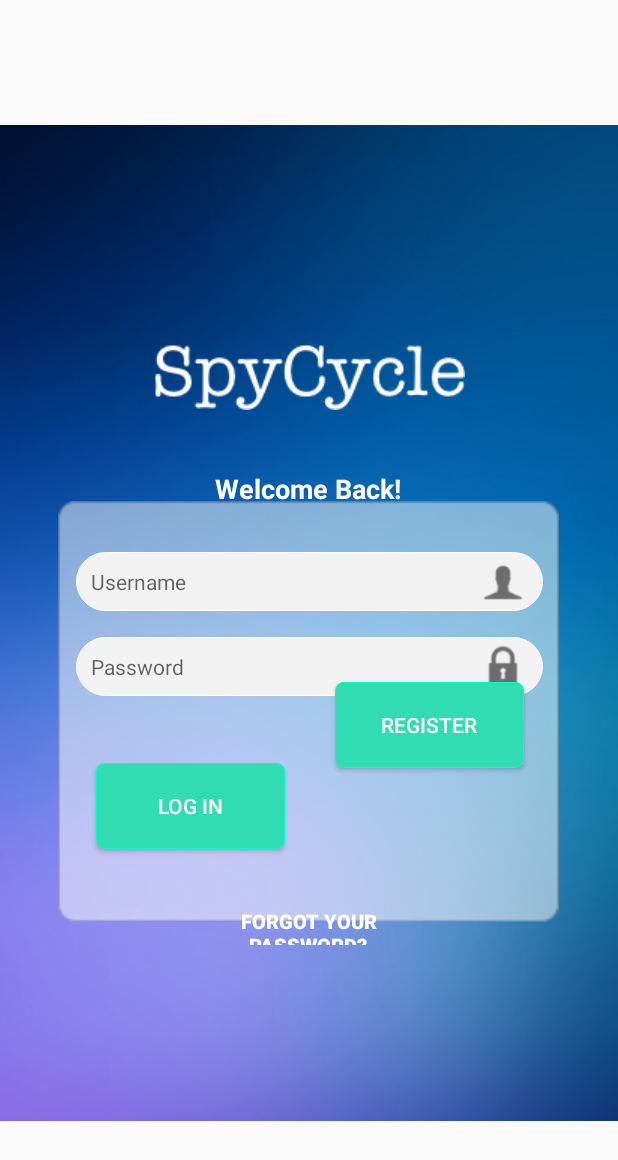
After one commit to rahulberry/GoogleMapsTEST1, an Android app: the login screen opened directly, with no data from a screen before it, on a phone screen of 412 x 824 dp. The commit adds this screen. Shown: the top 1160 px of the screen. Run offline under Robolectric (Android 15) with nearby library versions, the phone set to English and light mode, and no system bars.

Commit message:
Login Added
Test login screen has been added.
Button functionality has been added.

```diff
--- a/app/build.gradle
+++ b/app/build.gradle
@@ -22,6 +22,7 @@ dependencies {
     implementation fileTree(dir: 'libs', include: ['*.jar'])
     implementation 'com.android.support:appcompat-v7:26.1.0'
     implementation 'com.google.android.gms:play-services-maps:11.8.0'
+    implementation 'com.android.support.constraint:constraint-layout:1.0.2'
     testImplementation 'junit:junit:4.12'
     androidTestImplementation 'com.android.support.test:runner:1.0.1'
     androidTestImplementation 'com.android.support.test.espresso:espresso-core:3.0.1'
--- /dev/null
+++ b/app/src/main/java/com/example/rahulberry/googlemaps/login.java
@@ -0,0 +1,38 @@
+package com.example.rahulberry.googlemaps;
+
+import android.content.Intent;
+import android.os.Bundle;
+import android.support.v7.app.AppCompatActivity;
+import android.view.View;
+import android.widget.Button;
+
+public class login extends AppCompatActivity {
+
+    Button register;
+    Button login;
+
+    @Override
+    protected void onCreate(Bundle savedInstanceState) {
+        super.onCreate(savedInstanceState);
+        setContentView(R.layout.activity_login);
+
+        register = (Button)findViewById(R.id.register);
+        login = (Button)findViewById(R.id.login);
+
+        login.setOnClickListener(new View.OnClickListener() {
+            @Override
+            public void onClick(View view) {
+                Intent i = new Intent(login.this, MapsActivity.class);
+                startActivity(i);
+            }
+        });
+        register.setOnClickListener(new View.OnClickListener() {
+
+            @Override
+            public void onClick(View v) {
+            Intent i = new Intent(login.this,register.class);
+                startActivity(i);
+            }
+        });
+        }
+    }
--- /dev/null
+++ b/app/src/main/res/layout/activity_login.xml
@@ -0,0 +1,204 @@
+<?xml version="1.0" encoding="utf-8"?>
+<android.support.constraint.ConstraintLayout xmlns:android="http://schemas.android.com/apk/res/android"
+    xmlns:app="http://schemas.android.com/apk/res-auto"
+    xmlns:tools="http://schemas.android.com/tools"
+    android:layout_width="match_parent"
+    android:layout_height="match_parent"
+    tools:context="com.example.rahulberry.googlemaps.MapsActivity">
+
+    <ImageView
+        android:id="@+id/formBack"
+        android:layout_width="0dp"
+        android:layout_height="664dp"
+        android:layout_marginBottom="8dp"
+        android:layout_marginTop="8dp"
+        android:scaleType="centerCrop"
+        android:src="@drawable/blue_background"
+        app:layout_constraintBottom_toBottomOf="parent"
+        app:layout_constraintLeft_toLeftOf="parent"
+        app:layout_constraintRight_toRightOf="parent"
+        app:layout_constraintStart_toStartOf="parent"
+        app:layout_constraintTop_toTopOf="parent"
+        app:layout_constraintVertical_bias="0.523" />
+
+    <ImageView
+        android:id="@+id/formLogo"
+        android:layout_width="wrap_content"
+        android:layout_height="wrap_content"
+        android:layout_marginBottom="8dp"
+        android:layout_marginTop="8dp"
+        android:scaleType="fitCenter"
+        app:layout_constraintBottom_toTopOf="@+id/whitebox"
+        app:layout_constraintEnd_toEndOf="parent"
+        app:layout_constraintLeft_toLeftOf="parent"
+        app:layout_constraintRight_toRightOf="parent"
+        app:layout_constraintStart_toStartOf="parent"
+        app:layout_constraintTop_toTopOf="@+id/formBack"
+        app:layout_constraintVertical_bias="0.725"
+        app:srcCompat="@drawable/logo">
+
+    </ImageView>
+
+
+    <ImageView
+        android:id="@+id/whitebox"
+        android:layout_width="334dp"
+        android:layout_height="282dp"
+        app:layout_constraintBottom_toBottomOf="parent"
+        app:layout_constraintHorizontal_bias="0.493"
+        app:layout_constraintLeft_toLeftOf="parent"
+        app:layout_constraintRight_toRightOf="parent"
+        app:layout_constraintTop_toTopOf="parent"
+        app:layout_constraintVertical_bias="0.615"
+        app:srcCompat="@drawable/rect" />
+
+    <AutoCompleteTextView
+        android:id="@+id/userPassword"
+        android:layout_width="311dp"
+        android:layout_height="39dp"
+        android:layout_marginBottom="8dp"
+        android:layout_marginEnd="8dp"
+        android:layout_marginStart="8dp"
+
+        android:layout_marginTop="8dp"
+        android:background="@drawable/rounded_white"
+        android:hint="Password"
+        android:inputType="textPassword"
+        android:paddingStart="10dp"
+        android:textSize="14sp"
+        app:layout_constraintBottom_toBottomOf="@+id/formBack"
+        app:layout_constraintEnd_toEndOf="parent"
+        app:layout_constraintLeft_toLeftOf="parent"
+        app:layout_constraintRight_toRightOf="parent"
+        app:layout_constraintStart_toStartOf="parent"
+        app:layout_constraintTop_toTopOf="@+id/formBack"
+        app:layout_constraintVertical_bias="0.548" />
+
+    <ImageView
+        android:id="@+id/password_icon"
+        android:layout_width="37dp"
+        android:layout_height="38dp"
+        android:layout_marginBottom="8dp"
+        android:layout_marginEnd="8dp"
+        android:layout_marginStart="8dp"
+        android:src="@drawable/ic_pass_icon"
+        app:layout_constraintBottom_toBottomOf="@+id/userPassword"
+        app:layout_constraintEnd_toEndOf="@+id/userPassword"
+        app:layout_constraintHorizontal_bias="1.0"
+        app:layout_constraintStart_toStartOf="@+id/userPassword"
+        app:layout_constraintTop_toTopOf="@+id/userPassword"
+        app:layout_constraintVertical_bias="0.0" />
+
+    <AutoCompleteTextView
+        android:id="@+id/userEmail"
+        android:layout_width="311dp"
+        android:layout_height="39dp"
+        android:layout_marginBottom="8dp"
+        android:layout_marginTop="8dp"
+        android:background="@drawable/rounded_white"
+        android:drawablePadding="5dp"
+        android:hint="Username"
+        android:paddingStart="10dp"
+        android:textSize="14sp"
+        app:layout_constraintBottom_toBottomOf="@+id/formBack"
+        app:layout_constraintLeft_toLeftOf="parent"
+        app:layout_constraintRight_toRightOf="parent"
+        app:layout_constraintTop_toTopOf="@+id/formBack"
+        app:layout_constraintVertical_bias="0.454" />
+
+    <ImageView
+        android:id="@+id/user_icon"
+        android:layout_width="37dp"
+        android:layout_height="38dp"
+        android:layout_marginEnd="8dp"
+        android:layout_marginStart="8dp"
+        android:layout_marginTop="8dp"
+        android:src="@drawable/ic_user_icon"
+        app:layout_constraintBottom_toBottomOf="@+id/userEmail"
+        app:layout_constraintEnd_toEndOf="@+id/userEmail"
+        app:layout_constraintHorizontal_bias="1.0"
+        app:layout_constraintStart_toStartOf="@+id/userEmail"
+        app:layout_constraintTop_toBottomOf="@+id/textView"
+        app:layout_constraintVertical_bias="1.0" />
+
+    <TextView
+        android:id="@+id/textView"
+        android:layout_width="wrap_content"
+        android:layout_height="wrap_content"
+        android:layout_marginBottom="8dp"
+        android:layout_marginTop="8dp"
+        android:paddingEnd="10dp"
+        android:paddingStart="10dp"
+        android:paddingTop="10dp"
+        android:text="Welcome Back!"
+        android:textColor="@color/white"
+        android:textSize="18sp"
+        android:textStyle="bold"
+        app:layout_constraintBottom_toBottomOf="parent"
+        app:layout_constraintHorizontal_bias="0.498"
+        app:layout_constraintLeft_toLeftOf="parent"
+        app:layout_constraintRight_toRightOf="parent"
+        app:layout_constraintTop_toTopOf="parent"
+        app:layout_constraintVertical_bias="0.382" />
+
+    <Button
+        android:layout_width="190dp"
+        android:layout_height="35dp"
+        android:layout_marginBottom="8dp"
+        android:layout_marginTop="8dp"
+        android:background="@null"
+        android:paddingEnd="10dp"
+        android:paddingStart="10dp"
+        android:paddingTop="10dp"
+        android:text="Forgot your password?"
+        android:textColor="@color/white"
+        android:textSize="13sp"
+        android:textStyle="bold"
+        app:layout_constraintBottom_toBottomOf="parent"
+        app:layout_constraintHorizontal_bias="0.497"
+        app:layout_constraintLeft_toLeftOf="parent"
+        app:layout_constraintRight_toRightOf="parent"
+        app:layout_constraintTop_toTopOf="parent"
+        app:layout_constraintVertical_bias="0.759">
+
+    </Button>
+
+    <Button
+        android:id="@+id/login"
+        android:layout_width="126dp"
+        android:layout_height="57dp"
+        android:layout_gravity="center"
+        android:layout_marginBottom="8dp"
+        android:layout_marginTop="8dp"
+        android:background="@drawable/register_button"
+        android:paddingLeft="20dp"
+        android:paddingRight="20dp"
+        android:text="Log in"
+        android:textColor="@color/white"
+        android:textStyle="normal"
+        app:layout_constraintBottom_toBottomOf="parent"
+        app:layout_constraintHorizontal_bias="0.224"
+        app:layout_constraintLeft_toLeftOf="parent"
+        app:layout_constraintRight_toRightOf="parent"
+        app:layout_constraintTop_toTopOf="parent"
+        app:layout_constraintVertical_bias="0.667" />
+
+    <Button
+        android:id="@+id/register"
+        android:layout_width="126dp"
+        android:layout_height="57dp"
+        android:layout_marginBottom="8dp"
+        android:layout_marginTop="8dp"
+        android:background="@drawable/register_button"
+        android:paddingLeft="20dp"
+        android:paddingRight="20dp"
+        android:text="Register"
+        android:textColor="@color/white"
+        app:layout_constraintBottom_toBottomOf="@+id/formBack"
+        app:layout_constraintHorizontal_bias="0.78"
+        app:layout_constraintLeft_toLeftOf="parent"
+        app:layout_constraintRight_toRightOf="parent"
+        app:layout_constraintTop_toTopOf="parent"
+        app:layout_constraintVertical_bias="0.663" />
+
+</android.support.constraint.ConstraintLayout>
```
Also changed, not shown: app/src/main/AndroidManifest.xml (+9 -1 lines), app/src/main/java/com/example/rahulberry/googlemaps/MapsActivity.java (+12 -0 lines), app/src/main/java/com/example/rahulberry/googlemaps/register.java (added, +13 -0 lines), app/src/main/res/layout/activity_register.xml (added, +198 -0 lines).
